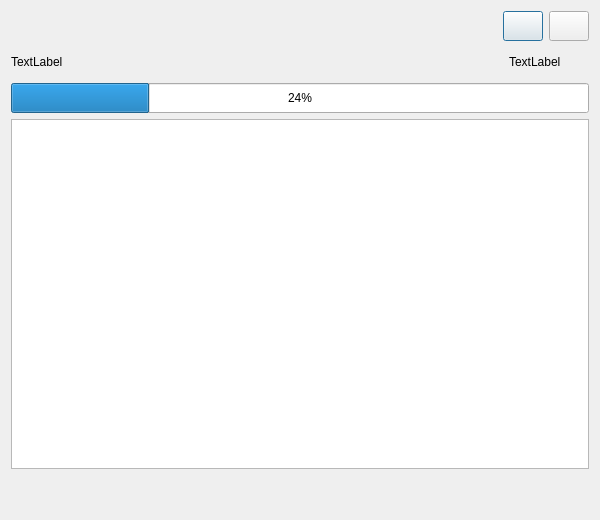
Old version of the form src/gui/btbackupprogressdialog.ui in the repository realth000/BackTook.
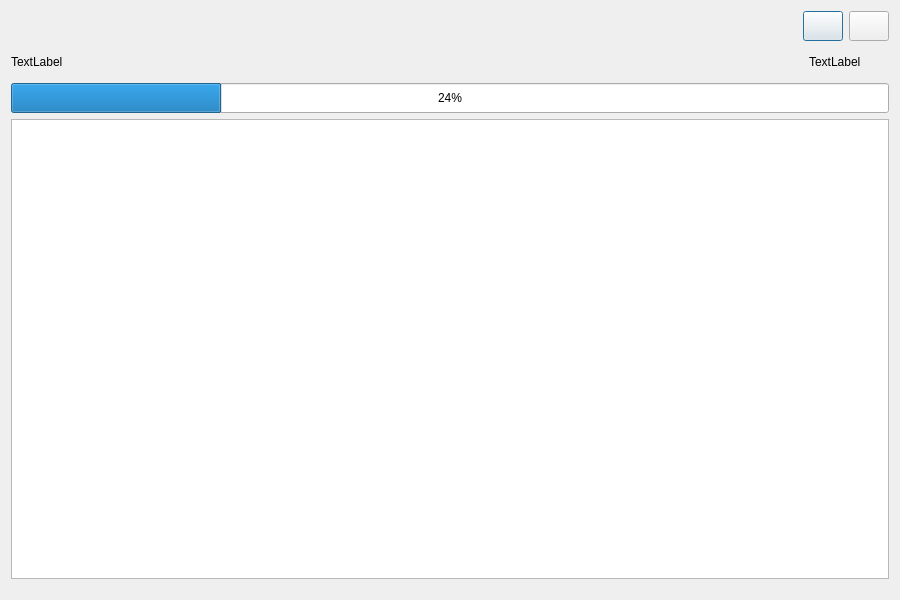
New version of the form.

What changed in the file:
```diff
--- a/src/gui/btbackupprogressdialog.ui
+++ b/src/gui/btbackupprogressdialog.ui
@@ -9,8 +9,8 @@
    <rect>
     <x>0</x>
     <y>0</y>
-    <width>600</width>
-    <height>500</height>
+    <width>900</width>
+    <height>600</height>
    </rect>
   </property>
   <property name="windowTitle">
@@ -23,7 +23,7 @@
       <widget class="QLabel" name="hintLabel">
        <property name="minimumSize">
         <size>
-         <width>120</width>
+         <width>80</width>
          <height>0</height>
         </size>
        </property>
@@ -158,8 +158,8 @@
      </property>
      <property name="sizeHint" stdset="0">
       <size>
-       <width>20</width>
-       <height>40</height>
+       <width>0</width>
+       <height>10</height>
       </size>
      </property>
     </spacer>
```
Left out of the diff: 2 changed lines with no effect on the pictures.
